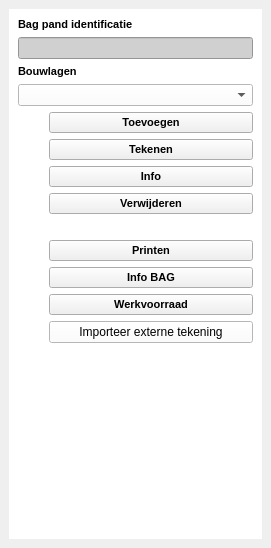
OIV-NL-QGIS/QGIS_project, file plugin/oiv/bag_pand/oiv_pandgegevens_widget.ui: the form before one commit.
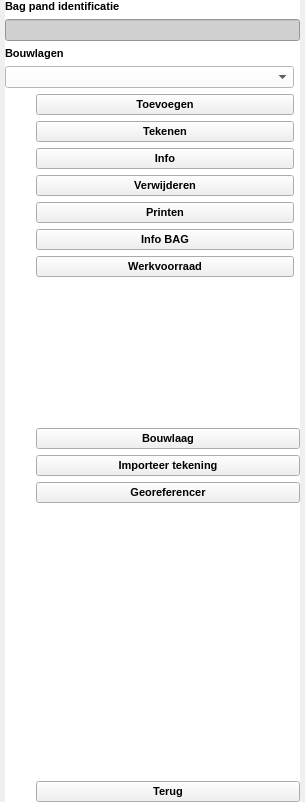
The form after the commit. Icons and pictures are not drawn.

Commit message: buttons working again

The edit to the form file:
```diff
--- a/plugin/oiv/bag_pand/oiv_pandgegevens_widget.ui
+++ b/plugin/oiv/bag_pand/oiv_pandgegevens_widget.ui
@@ -6,8 +6,8 @@
    <rect>
     <x>0</x>
     <y>0</y>
-    <width>271</width>
-    <height>548</height>
+    <width>305</width>
+    <height>802</height>
    </rect>
   </property>
   <property name="sizePolicy">
@@ -33,6 +33,18 @@
   </property>
   <widget class="QWidget" name="dockWidgetContents">
    <layout class="QVBoxLayout" name="verticalLayout_2">
+    <property name="leftMargin">
+     <number>5</number>
+    </property>
+    <property name="topMargin">
+     <number>0</number>
+    </property>
+    <property name="rightMargin">
+     <number>5</number>
+    </property>
+    <property name="bottomMargin">
+     <number>0</number>
+    </property>
     <item>
      <widget class="QScrollArea" name="scrollArea">
       <property name="sizePolicy">
@@ -53,6 +65,9 @@
       <property name="lineWidth">
        <number>0</number>
       </property>
+      <property name="sizeAdjustPolicy">
+       <enum>QAbstractScrollArea::AdjustToContents</enum>
+      </property>
       <property name="widgetResizable">
        <bool>true</bool>
       </property>
@@ -61,14 +76,135 @@
         <rect>
          <x>0</x>
          <y>0</y>
-         <width>253</width>
-         <height>508</height>
+         <width>295</width>
+         <height>780</height>
         </rect>
        </property>
        <layout class="QGridLayout" name="gridLayout">
-        <item row="7" column="0">
-         <widget class="QLabel" name="label_21">
+        <property name="leftMargin">
+         <number>0</number>
+        </property>
+        <property name="topMargin">
+         <number>0</number>
+        </property>
+        <property name="rightMargin">
+         <number>0</number>
+        </property>
+        <property name="bottomMargin">
+         <number>0</number>
+        </property>
+        <item row="15" column="0" colspan="2">
+         <widget class="QFrame" name="addobjectFrame">
           <property name="sizePolicy">
+           <sizepolicy hsizetype="Expanding" vsizetype="Expanding">
+            <horstretch>0</horstretch>
+            <verstretch>0</verstretch>
+           </sizepolicy>
+          </property>
+          <property name="minimumSize">
+           <size>
+            <width>0</width>
+            <height>0</height>
+           </size>
+          </property>
+          <property name="frameShape">
+           <enum>QFrame::NoFrame</enum>
+          </property>
+          <property name="frameShadow">
+           <enum>QFrame::Plain</enum>
+          </property>
+          <property name="lineWidth">
+           <number>0</number>
+          </property>
+          <layout class="QGridLayout" name="gridLayout_5">
+           <property name="leftMargin">
+            <number>0</number>
+           </property>
+           <property name="topMargin">
+            <number>0</number>
+           </property>
+           <property name="rightMargin">
+            <number>0</number>
+           </property>
+           <property name="bottomMargin">
+            <number>0</number>
+           </property>
+           <item row="8" column="1">
+            <widget class="QPushButton" name="terug_add">
+             <property name="enabled">
+              <bool>true</bool>
+             </property>
+             <property name="sizePolicy">
+              <sizepolicy hsizetype="Minimum" vsizetype="Fixed">
+               <horstretch>0</horstretch>
+               <verstretch>0</verstretch>
+              </sizepolicy>
+             </property>
+             <property name="font">
+              <font>
+               <family>Arial</family>
+               <pointsize>8</pointsize>
+               <weight>75</weight>
+               <bold>true</bold>
+              </font>
+             </property>
+             <property name="styleSheet">
+              <string notr="true">background-color: rgb(240, 240, 240);</string>
+             </property>
+             <property name="text">
+              <string>Terug</string>
+             </property>
+             <property name="checkable">
+              <bool>false</bool>
+             </property>
+            </widget>
+           </item>
+           <item row="6" column="1">
+            <spacer name="verticalSpacer_3">
+             <property name="orientation">
+              <enum>Qt::Vertical</enum>
+             </property>
+             <property name="sizeHint" stdset="0">
+              <size>
+               <width>0</width>
+               <height>20</height>
+              </size>
+             </property>
+            </spacer>
+           </item>
+           <item row="5" column="1">
+            <widget class="QPushButton" name="georeferencer">
+             <property name="enabled">
+              <bool>true</bool>
+             </property>
+             <property name="sizePolicy">
+              <sizepolicy hsizetype="Minimum" vsizetype="Fixed">
+               <horstretch>0</horstretch>
+               <verstretch>0</verstretch>
+              </sizepolicy>
+             </property>
+             <property name="font">
+              <font>
+               <family>Arial</family>
+               <pointsize>8</pointsize>
+               <weight>75</weight>
+               <bold>true</bold>
+              </font>
+             </property>
+             <property name="styleSheet">
+              <string notr="true">background-color: rgb(240, 240, 240);</string>
+             </property>
+             <property name="text">
+              <string>Georeferencer</string>
+             </property>
+             <property name="checkable">
+              <bool>false</bool>
+             </property>
+            </widget>
+           </item>
+           <item row="8" column="0">
+            <widget class="QLabel" name="label_inventory_6">
+             <property name="sizePolicy">
            <sizepolicy hsizetype="Fixed" vsizetype="Fixed">
             <horstretch>0</horstretch>
             <verstretch>0</verstretch>
@@ -88,6 +224,167 @@
           </property>
           <property name="scaledContents">
            <bool>true</bool>
+             </property>
+            </widget>
+           </item>
+           <item row="2" column="0">
+            <widget class="QLabel" name="label_inventory_5">
+             <property name="sizePolicy">
+              <sizepolicy hsizetype="Fixed" vsizetype="Fixed">
+               <horstretch>0</horstretch>
+               <verstretch>0</verstretch>
+              </sizepolicy>
+             </property>
+             <property name="maximumSize">
+              <size>
+               <width>25</width>
+               <height>25</height>
+              </size>
+             </property>
+             <property name="text">
+              <string/>
+             </property>
+             <property name="pixmap">
+              <pixmap resource="../resources.qrc">:/plugins/oiv/config_files/png/interface/import_drawing.png</pixmap>
+             </property>
+             <property name="scaledContents">
+              <bool>true</bool>
+             </property>
+            </widget>
+           </item>
+           <item row="5" column="0">
+            <widget class="QLabel" name="label_inventory_4">
+             <property name="sizePolicy">
+              <sizepolicy hsizetype="Fixed" vsizetype="Fixed">
+               <horstretch>0</horstretch>
+               <verstretch>0</verstretch>
+              </sizepolicy>
+             </property>
+             <property name="maximumSize">
+              <size>
+               <width>25</width>
+               <height>25</height>
+              </size>
+             </property>
+             <property name="text">
+              <string/>
+             </property>
+             <property name="pixmap">
+              <pixmap resource="../resources.qrc">:/plugins/oiv/config_files/png/interface/georeference.png</pixmap>
+             </property>
+             <property name="scaledContents">
+              <bool>true</bool>
+             </property>
+            </widget>
+           </item>
+           <item row="2" column="1">
+            <widget class="QPushButton" name="import_drawing">
+             <property name="enabled">
+              <bool>true</bool>
+             </property>
+             <property name="sizePolicy">
+              <sizepolicy hsizetype="Minimum" vsizetype="Fixed">
+               <horstretch>0</horstretch>
+               <verstretch>0</verstretch>
+              </sizepolicy>
+             </property>
+             <property name="font">
+              <font>
+               <family>Arial</family>
+               <pointsize>8</pointsize>
+               <weight>75</weight>
+               <bold>true</bold>
+              </font>
+             </property>
+             <property name="styleSheet">
+              <string notr="true">background-color: rgb(240, 240, 240);</string>
+             </property>
+             <property name="text">
+              <string>Importeer tekening</string>
+             </property>
+             <property name="checkable">
+              <bool>false</bool>
+             </property>
+            </widget>
+           </item>
+           <item row="1" column="1">
+            <widget class="QPushButton" name="bouwlaag_add">
+             <property name="enabled">
+              <bool>true</bool>
+             </property>
+             <property name="sizePolicy">
+              <sizepolicy hsizetype="Minimum" vsizetype="Fixed">
+               <horstretch>0</horstretch>
+               <verstretch>0</verstretch>
+              </sizepolicy>
+             </property>
+             <property name="font">
+              <font>
+               <family>Arial</family>
+               <pointsize>8</pointsize>
+               <weight>75</weight>
+               <bold>true</bold>
+              </font>
+             </property>
+             <property name="styleSheet">
+              <string notr="true">background-color: rgb(240, 240, 240);</string>
+             </property>
+             <property name="text">
+              <string>Bouwlaag</string>
+             </property>
+             <property name="checkable">
+              <bool>false</bool>
+             </property>
+            </widget>
+           </item>
+           <item row="1" column="0">
+            <widget class="QLabel" name="label_inventory_2">
+             <property name="sizePolicy">
+              <sizepolicy hsizetype="Fixed" vsizetype="Fixed">
+               <horstretch>0</horstretch>
+               <verstretch>0</verstretch>
+              </sizepolicy>
+             </property>
+             <property name="maximumSize">
+              <size>
+               <width>25</width>
+               <height>25</height>
+              </size>
+             </property>
+             <property name="text">
+              <string/>
+             </property>
+             <property name="pixmap">
+              <pixmap resource="../resources.qrc">:/plugins/oiv/config_files/png/interface/bouwlaag.png</pixmap>
+             </property>
+             <property name="scaledContents">
+              <bool>true</bool>
+             </property>
+            </widget>
+           </item>
+          </layout>
+         </widget>
+        </item>
+        <item row="0" column="0" colspan="2">
+         <widget class="QLabel" name="label_8">
+          <property name="sizePolicy">
+           <sizepolicy hsizetype="Minimum" vsizetype="Fixed">
+            <horstretch>0</horstretch>
+            <verstretch>0</verstretch>
+           </sizepolicy>
+          </property>
+          <property name="font">
+           <font>
+            <family>Arial</family>
+            <pointsize>8</pointsize>
+            <weight>75</weight>
+            <bold>true</bold>
+            <underline>false</underline>
+            <strikeout>false</strikeout>
+           </font>
+          </property>
+          <property name="text">
+           <string>Bag pand identificatie</string>
           </property>
          </widget>
         </item>
@@ -108,186 +405,43 @@
           </property>
          </widget>
         </item>
-        <item row="5" column="1">
-         <widget class="QPushButton" name="bouwlaag_draw">
-          <property name="enabled">
-           <bool>true</bool>
-          </property>
+        <item row="4" column="0">
+         <widget class="QFrame" name="baseobjectFrame">
           <property name="sizePolicy">
-           <sizepolicy hsizetype="Minimum" vsizetype="Fixed">
+           <sizepolicy hsizetype="Expanding" vsizetype="Expanding">
             <horstretch>0</horstretch>
             <verstretch>0</verstretch>
            </sizepolicy>
           </property>
-          <property name="font">
-           <font>
-            <family>Arial</family>
-            <pointsize>8</pointsize>
-            <weight>75</weight>
-            <bold>true</bold>
-           </font>
-          </property>
-          <property name="styleSheet">
-           <string notr="true">background-color: rgb(240, 240, 240);</string>
-          </property>
-          <property name="text">
-           <string>Tekenen</string>
-          </property>
-          <property name="checkable">
-           <bool>false</bool>
-          </property>
-         </widget>
-        </item>
-        <item row="23" column="1">
-         <spacer name="verticalSpacer_8">
-          <property name="orientation">
-           <enum>Qt::Vertical</enum>
-          </property>
-          <property name="sizeType">
-           <enum>QSizePolicy::Expanding</enum>
-          </property>
-          <property name="sizeHint" stdset="0">
+          <property name="minimumSize">
            <size>
             <width>0</width>
-            <height>20</height>
+            <height>0</height>
            </size>
           </property>
-         </spacer>
-        </item>
-        <item row="3" column="0" colspan="2">
-         <widget class="QComboBox" name="comboBox">
-          <property name="sizePolicy">
-           <sizepolicy hsizetype="Minimum" vsizetype="Fixed">
-            <horstretch>0</horstretch>
-            <verstretch>0</verstretch>
-           </sizepolicy>
+          <property name="frameShape">
+           <enum>QFrame::NoFrame</enum>
           </property>
-          <property name="maxVisibleItems">
-           <number>30</number>
+          <property name="frameShadow">
+           <enum>QFrame::Plain</enum>
           </property>
-         </widget>
-        </item>
-        <item row="9" column="1">
-         <widget class="QPushButton" name="bouwlaag_print">
-          <property name="enabled">
-           <bool>true</bool>
-          </property>
-          <property name="sizePolicy">
-           <sizepolicy hsizetype="Minimum" vsizetype="Fixed">
-            <horstretch>0</horstretch>
-            <verstretch>0</verstretch>
-           </sizepolicy>
-          </property>
-          <property name="font">
-           <font>
-            <family>Arial</family>
-            <pointsize>8</pointsize>
-            <weight>75</weight>
-            <bold>true</bold>
-           </font>
-          </property>
-          <property name="styleSheet">
-           <string notr="true">background-color: rgb(240, 240, 240);</string>
-          </property>
-          <property name="text">
-           <string>Printen</string>
-          </property>
-          <property name="checkable">
-           <bool>false</bool>
-          </property>
-         </widget>
-        </item>
-        <item row="12" column="1">
-         <widget class="QPushButton" name="bouwlaag_bag">
-          <property name="enabled">
-           <bool>true</bool>
-          </property>
-          <property name="sizePolicy">
-           <sizepolicy hsizetype="Minimum" vsizetype="Fixed">
-            <horstretch>0</horstretch>
-            <verstretch>0</verstretch>
-           </sizepolicy>
-          </property>
-          <property name="font">
-           <font>
-            <family>Arial</family>
-            <pointsize>8</pointsize>
-            <weight>75</weight>
-            <bold>true</bold>
-           </font>
-          </property>
-          <property name="styleSheet">
-           <string notr="true">background-color: rgb(240, 240, 240);</string>
-          </property>
-          <property name="text">
-           <string>Info BAG</string>
-          </property>
-          <property name="checkable">
-           <bool>false</bool>
-          </property>
-         </widget>
-        </item>
-        <item row="0" column="0" colspan="2">
-         <widget class="QLabel" name="label_8">
-          <property name="sizePolicy">
-           <sizepolicy hsizetype="Minimum" vsizetype="Fixed">
-            <horstretch>0</horstretch>
-            <verstretch>0</verstretch>
-           </sizepolicy>
-          </property>
-          <property name="font">
-           <font>
-            <family>Arial</family>
-            <pointsize>8</pointsize>
-            <weight>75</weight>
-            <bold>true</bold>
-            <underline>false</underline>
-            <strikeout>false</strikeout>
-           </font>
-          </property>
-          <property name="text">
-           <string>Bag pand identificatie</string>
-          </property>
-         </widget>
-        </item>
-        <item row="6" column="1">
-         <widget class="QPushButton" name="bouwlaag_info">
-          <property name="enabled">
-           <bool>true</bool>
-          </property>
-          <property name="sizePolicy">
-           <sizepolicy hsizetype="Minimum" vsizetype="Fixed">
-            <horstretch>0</horstretch>
-            <verstretch>0</verstretch>
-           </sizepolicy>
-          </property>
-          <property name="font">
-           <font>
-            <family>Arial</family>
-            <pointsize>8</pointsize>
-            <weight>75</weight>
-            <bold>true</bold>
-           </font>
-          </property>
-          <property name="styleSheet">
-           <string notr="true">background-color: rgb(240, 240, 240);</string>
-          </property>
-          <property name="text">
-           <string>Info</string>
-          </property>
-          <property name="checkable">
-           <bool>false</bool>
-          </property>
-         </widget>
-        </item>
-        <item row="22" column="1">
-         <widget class="QPushButton" name="import_2">
-          <property name="text">
-           <string>Importeer externe tekening</string>
-          </property>
-         </widget>
-        </item>
-        <item row="7" column="1">
+          <layout class="QGridLayout" name="gridLayout_4">
+           <property name="leftMargin">
+            <number>0</number>
+           </property>
+           <property name="topMargin">
+            <number>0</number>
+           </property>
+           <property name="rightMargin">
+            <number>0</number>
+           </property>
+           <property name="bottomMargin">
+            <number>0</number>
+           </property>
+           <property name="spacing">
+            <number>6</number>
+           </property>
+           <item row="5" column="1">
          <widget class="QPushButton" name="bouwlaag_delete">
           <property name="enabled">
            <bool>true</bool>
@@ -317,8 +471,8 @@
           </property>
          </widget>
         </item>
-        <item row="6" column="0">
-         <widget class="QLabel" name="label_19">
+           <item row="2" column="0">
+            <widget class="QLabel" name="label_add">
           <property name="sizePolicy">
            <sizepolicy hsizetype="Fixed" vsizetype="Fixed">
             <horstretch>0</horstretch>
@@ -342,8 +496,8 @@
           </property>
          </widget>
         </item>
-        <item row="12" column="0">
-         <widget class="QLabel" name="label_17">
+           <item row="7" column="0">
+            <widget class="QLabel" name="label_bgt">
           <property name="sizePolicy">
            <sizepolicy hsizetype="Fixed" vsizetype="Fixed">
             <horstretch>0</horstretch>
@@ -367,8 +521,71 @@
           </property>
          </widget>
         </item>
-        <item row="5" column="0">
-         <widget class="QLabel" name="label_18">
+           <item row="10" column="1">
+            <spacer name="verticalSpacer">
+             <property name="orientation">
+              <enum>Qt::Vertical</enum>
+             </property>
+             <property name="sizeHint" stdset="0">
+              <size>
+               <width>20</width>
+               <height>0</height>
+              </size>
+             </property>
+            </spacer>
+           </item>
+           <item row="4" column="0">
+            <widget class="QLabel" name="label_info">
+             <property name="sizePolicy">
+              <sizepolicy hsizetype="Fixed" vsizetype="Fixed">
+               <horstretch>0</horstretch>
+               <verstretch>0</verstretch>
+              </sizepolicy>
+             </property>
+             <property name="maximumSize">
+              <size>
+               <width>25</width>
+               <height>25</height>
+              </size>
+             </property>
+             <property name="text">
+              <string/>
+             </property>
+             <property name="pixmap">
+              <pixmap resource="../resources.qrc">:/plugins/oiv/config_files/png/interface/edit.png</pixmap>
+             </property>
+             <property name="scaledContents">
+              <bool>true</bool>
+             </property>
+            </widget>
+           </item>
+           <item row="6" column="0">
+            <widget class="QLabel" name="label_print">
+             <property name="sizePolicy">
+              <sizepolicy hsizetype="Fixed" vsizetype="Fixed">
+               <horstretch>0</horstretch>
+               <verstretch>0</verstretch>
+              </sizepolicy>
+             </property>
+             <property name="maximumSize">
+              <size>
+               <width>25</width>
+               <height>25</height>
+              </size>
+             </property>
+             <property name="text">
+              <string/>
+             </property>
+             <property name="pixmap">
+              <pixmap resource="../resources.qrc">:/plugins/oiv/config_files/png/interface/print.png</pixmap>
+             </property>
+             <property name="scaledContents">
+              <bool>true</bool>
+             </property>
+            </widget>
+           </item>
+           <item row="3" column="0">
+            <widget class="QLabel" name="label_draw">
           <property name="sizePolicy">
            <sizepolicy hsizetype="Fixed" vsizetype="Fixed">
             <horstretch>0</horstretch>
@@ -392,31 +609,8 @@
           </property>
          </widget>
         </item>
-        <item row="2" column="0" colspan="2">
-         <widget class="QLabel" name="label_15">
-          <property name="sizePolicy">
-           <sizepolicy hsizetype="Minimum" vsizetype="Fixed">
-            <horstretch>0</horstretch>
-            <verstretch>0</verstretch>
-           </sizepolicy>
-          </property>
-          <property name="font">
-           <font>
-            <family>Arial</family>
-            <pointsize>8</pointsize>
-            <weight>75</weight>
-            <bold>true</bold>
-            <underline>false</underline>
-            <strikeout>false</strikeout>
-           </font>
-          </property>
-          <property name="text">
-           <string>Bouwlagen</string>
-          </property>
-         </widget>
-        </item>
         <item row="4" column="1">
-         <widget class="QPushButton" name="bouwlaag_add">
+            <widget class="QPushButton" name="bouwlaag_info">
           <property name="enabled">
            <bool>true</bool>
           </property>
@@ -438,80 +632,44 @@
            <string notr="true">background-color: rgb(240, 240, 240);</string>
           </property>
           <property name="text">
-           <string>Toevoegen</string>
+              <string>Info</string>
           </property>
           <property name="checkable">
            <bool>false</bool>
           </property>
          </widget>
         </item>
-        <item row="9" column="0">
-         <widget class="QLabel" name="label_22">
-          <property name="sizePolicy">
-           <sizepolicy hsizetype="Fixed" vsizetype="Fixed">
-            <horstretch>0</horstretch>
-            <verstretch>0</verstretch>
-           </sizepolicy>
-          </property>
-          <property name="maximumSize">
-           <size>
-            <width>25</width>
-            <height>25</height>
-           </size>
-          </property>
-          <property name="text">
-           <string/>
-          </property>
-          <property name="pixmap">
-           <pixmap resource="../resources.qrc">:/plugins/oiv/config_files/png/interface/print.png</pixmap>
-          </property>
-          <property name="scaledContents">
+           <item row="6" column="1">
+            <widget class="QPushButton" name="bouwlaag_print">
+             <property name="enabled">
            <bool>true</bool>
           </property>
-         </widget>
-        </item>
-        <item row="4" column="0">
-         <widget class="QLabel" name="label_16">
           <property name="sizePolicy">
-           <sizepolicy hsizetype="Fixed" vsizetype="Fixed">
+              <sizepolicy hsizetype="Minimum" vsizetype="Fixed">
             <horstretch>0</horstretch>
             <verstretch>0</verstretch>
            </sizepolicy>
           </property>
-          <property name="maximumSize">
-           <size>
-            <width>25</width>
-            <height>25</height>
-           </size>
-          </property>
+             <property name="font">
+              <font>
+               <family>Arial</family>
+               <pointsize>8</pointsize>
+               <weight>75</weight>
+               <bold>true</bold>
+              </font>
+             </property>
+             <property name="styleSheet">
+              <string notr="true">background-color: rgb(240, 240, 240);</string>
+             </property>
           <property name="text">
-           <string/>
-          </property>
-          <property name="pixmap">
-           <pixmap resource="../resources.qrc">:/plugins/oiv/config_files/png/interface/add.png</pixmap>
-          </property>
-          <property name="scaledContents">
-           <bool>true</bool>
-          </property>
-         </widget>
-        </item>
-        <item row="8" column="1">
-         <spacer name="verticalSpacer_5">
-          <property name="orientation">
-           <enum>Qt::Vertical</enum>
-          </property>
-          <property name="sizeType">
-           <enum>QSizePolicy::Fixed</enum>
-          </property>
-          <property name="sizeHint" stdset="0">
-           <size>
-            <width>0</width>
-            <height>20</height>
-           </size>
-          </property>
-         </spacer>
-        </item>
-        <item row="13" column="1">
+              <string>Printen</string>
+             </property>
+             <property name="checkable">
+              <bool>false</bool>
+             </property>
+            </widget>
+           </item>
+           <item row="9" column="1">
          <widget class="QPushButton" name="bouwlaag_inventory">
           <property name="enabled">
            <bool>true</bool>
@@ -541,8 +699,68 @@
           </property>
          </widget>
         </item>
-        <item row="13" column="0">
-         <widget class="QLabel" name="label_20">
+           <item row="7" column="1">
+            <widget class="QPushButton" name="bouwlaag_bag">
+             <property name="enabled">
+              <bool>true</bool>
+             </property>
+             <property name="sizePolicy">
+              <sizepolicy hsizetype="Minimum" vsizetype="Fixed">
+               <horstretch>0</horstretch>
+               <verstretch>0</verstretch>
+              </sizepolicy>
+             </property>
+             <property name="font">
+              <font>
+               <family>Arial</family>
+               <pointsize>8</pointsize>
+               <weight>75</weight>
+               <bold>true</bold>
+              </font>
+             </property>
+             <property name="styleSheet">
+              <string notr="true">background-color: rgb(240, 240, 240);</string>
+             </property>
+             <property name="text">
+              <string>Info BAG</string>
+             </property>
+             <property name="checkable">
+              <bool>false</bool>
+             </property>
+            </widget>
+           </item>
+           <item row="3" column="1">
+            <widget class="QPushButton" name="bouwlaag_draw">
+             <property name="enabled">
+              <bool>true</bool>
+             </property>
+             <property name="sizePolicy">
+              <sizepolicy hsizetype="Minimum" vsizetype="Fixed">
+               <horstretch>0</horstretch>
+               <verstretch>0</verstretch>
+              </sizepolicy>
+             </property>
+             <property name="font">
+              <font>
+               <family>Arial</family>
+               <pointsize>8</pointsize>
+               <weight>75</weight>
+               <bold>true</bold>
+              </font>
+             </property>
+             <property name="styleSheet">
+              <string notr="true">background-color: rgb(240, 240, 240);</string>
+             </property>
+             <property name="text">
+              <string>Tekenen</string>
+             </property>
+             <property name="checkable">
+              <bool>false</bool>
+             </property>
+            </widget>
+           </item>
+           <item row="9" column="0">
+            <widget class="QLabel" name="label_inventory">
           <property name="sizePolicy">
            <sizepolicy hsizetype="Fixed" vsizetype="Fixed">
             <horstretch>0</horstretch>
@@ -564,6 +782,100 @@
           <property name="scaledContents">
            <bool>true</bool>
           </property>
+            </widget>
+           </item>
+           <item row="2" column="1">
+            <widget class="QPushButton" name="addbutton">
+             <property name="enabled">
+              <bool>true</bool>
+             </property>
+             <property name="sizePolicy">
+              <sizepolicy hsizetype="Minimum" vsizetype="Fixed">
+               <horstretch>0</horstretch>
+               <verstretch>0</verstretch>
+              </sizepolicy>
+             </property>
+             <property name="font">
+              <font>
+               <family>Arial</family>
+               <pointsize>8</pointsize>
+               <weight>75</weight>
+               <bold>true</bold>
+              </font>
+             </property>
+             <property name="styleSheet">
+              <string notr="true">background-color: rgb(240, 240, 240);</string>
+             </property>
+             <property name="text">
+              <string>Toevoegen</string>
+             </property>
+             <property name="checkable">
+              <bool>false</bool>
+             </property>
+            </widget>
+           </item>
+           <item row="5" column="0">
+            <widget class="QLabel" name="label_delete">
+             <property name="sizePolicy">
+              <sizepolicy hsizetype="Fixed" vsizetype="Fixed">
+               <horstretch>0</horstretch>
+               <verstretch>0</verstretch>
+              </sizepolicy>
+             </property>
+             <property name="maximumSize">
+              <size>
+               <width>25</width>
+               <height>25</height>
+              </size>
+             </property>
+             <property name="text">
+              <string/>
+             </property>
+             <property name="pixmap">
+              <pixmap resource="../resources.qrc">:/plugins/oiv/config_files/png/interface/close.png</pixmap>
+             </property>
+             <property name="scaledContents">
+              <bool>true</bool>
+             </property>
+            </widget>
+           </item>
+           <item row="0" column="0" colspan="2">
+            <widget class="QLabel" name="label_15">
+             <property name="sizePolicy">
+              <sizepolicy hsizetype="Minimum" vsizetype="Fixed">
+               <horstretch>0</horstretch>
+               <verstretch>0</verstretch>
+              </sizepolicy>
+             </property>
+             <property name="font">
+              <font>
+               <family>Arial</family>
+               <pointsize>8</pointsize>
+               <weight>75</weight>
+               <bold>true</bold>
+               <underline>false</underline>
+               <strikeout>false</strikeout>
+              </font>
+             </property>
+             <property name="text">
+              <string>Bouwlagen</string>
+             </property>
+            </widget>
+           </item>
+           <item row="1" column="0" colspan="2">
+            <widget class="QComboBox" name="comboBox">
+             <property name="sizePolicy">
+              <sizepolicy hsizetype="Minimum" vsizetype="Fixed">
+               <horstretch>0</horstretch>
+               <verstretch>0</verstretch>
+              </sizepolicy>
+             </property>
+             <property name="maxVisibleItems">
+              <number>30</number>
+             </property>
+            </widget>
+           </item>
+          </layout>
          </widget>
         </item>
        </layout>
```
Left out of the diff: 4 changed lines with no effect on the pictures. Lines whose indentation alone changed are shown as unchanged. The commit also changes 19 other files.
